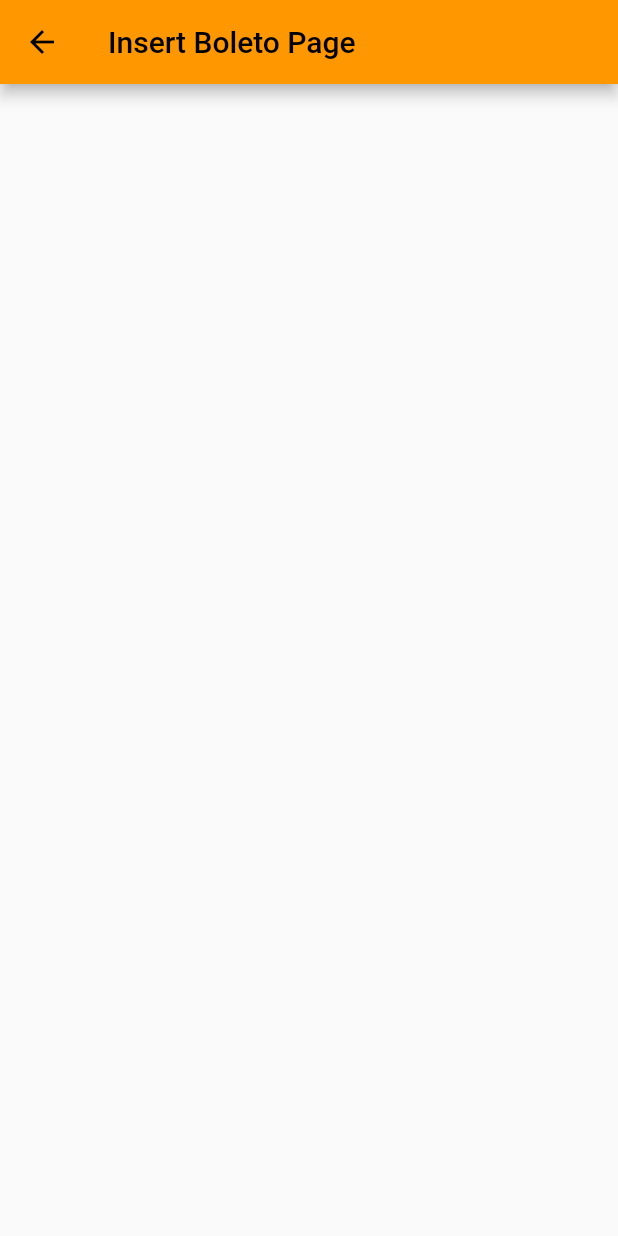
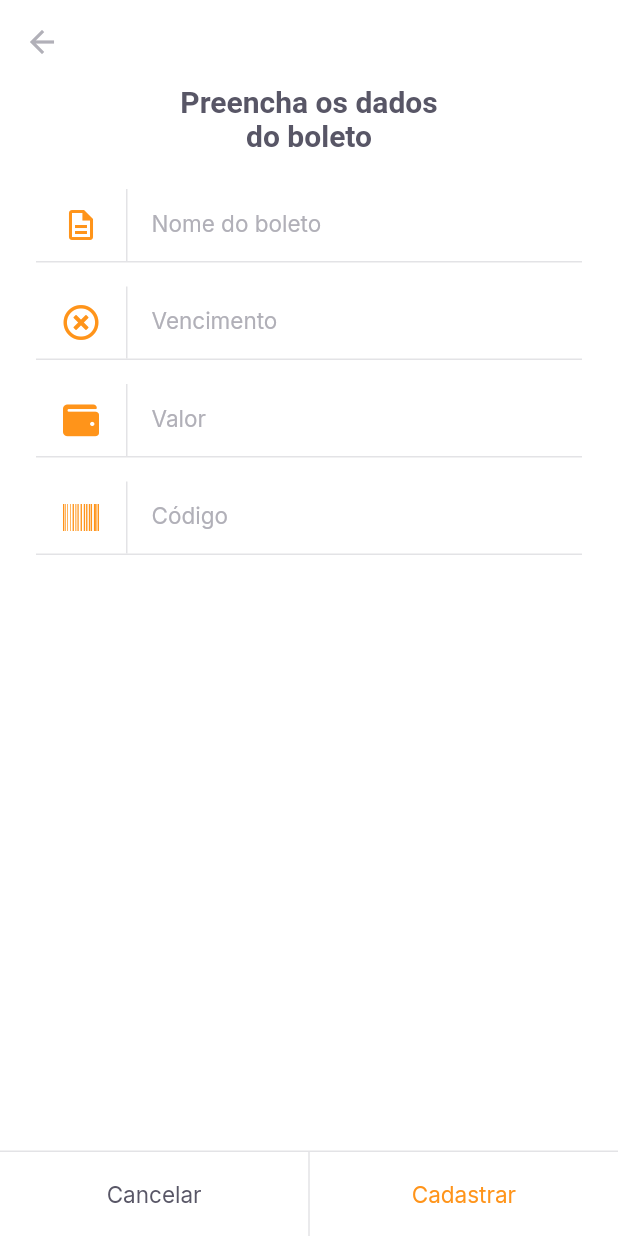
Before and after one commit to NEMJ/PayFlow, a Flutter app: the InsertBoletoPage screen opened by its route, on a phone screen of 412 x 824 dp. Run offline on Flutter 3.47's test engine with Material 2 defaults, Android fonts, the phone set to English and light mode, and no system bars; our stand-ins replace camera, firebase_core, font_awesome_flutter, google_fonts, google_sign_in, image_picker and 1 more; missing offline and left inert: google_ml_kit; accounts and stored records are empty.

Commit message:
Page Inserir Boleto criada

```diff
--- a/lib/modules/home/home_page.dart
+++ b/lib/modules/home/home_page.dart
@@ -80,7 +80,8 @@ class _HomePageState extends State<HomePage> {
                 ),
                 child: IconButton(
                   onPressed: (){
-                    Navigator.pushNamed(context, "/barcode_scanner");
+                    // Navigator.pushNamed(context, "/barcode_scanner");
+                    Navigator.pushNamed(context, "/insert_boleto");
                   },
                   icon: Icon(
                     Icons.add_box_outlined,
--- a/lib/modules/insert_boleto/insert_boleto_page.dart
+++ b/lib/modules/insert_boleto/insert_boleto_page.dart
@@ -1,4 +1,9 @@
 import 'package:flutter/material.dart';
+import 'package:font_awesome_flutter/font_awesome_flutter.dart';
+import 'package:payflow/shared/themes/app_colors.dart';
+import 'package:payflow/shared/themes/app_text_styles.dart';
+import 'package:payflow/shared/widgets/input_text/input_text_widget.dart';
+import 'package:payflow/shared/widgets/set_label_buttons/set_label_buttons.dart';
 
 class InsertBoletoPage extends StatelessWidget {
   const InsertBoletoPage({ Key? key }) : super(key: key);
@@ -6,8 +11,61 @@ class InsertBoletoPage extends StatelessWidget {
   @override
   Widget build(BuildContext context) {
     return Scaffold(
+      backgroundColor: AppColors.background,
       appBar: AppBar(
-        title: Text("Insert Boleto Page"),
+        backgroundColor: AppColors.background,
+        elevation: 0,
+        leading: BackButton(
+          color: AppColors.input,
+        ),
+      ),
+      body: Padding(
+        padding: const EdgeInsets.symmetric(horizontal: 24),
+        child: Column(
+          crossAxisAlignment: CrossAxisAlignment.center,
+          children: [
+            Padding(
+              padding: const EdgeInsets.symmetric(horizontal: 93),
+              child: Text(
+                "Preencha os dados do boleto",
+                style: TextStyles.titleBoldHeading,
+                textAlign: TextAlign.center,
+              ),
+            ),
+            SizedBox(
+              height: 24,
+            ),
+            InputTextWidget(
+              label: "Nome do boleto",
+              icon: Icons.description_outlined,
+              onChanged: (value) {},
+            ),
+            InputTextWidget(
+              label: "Vencimento",
+              icon: FontAwesomeIcons.timesCircle,
+              onChanged: (value) {},
+            ),
+            InputTextWidget(
+              label: "Valor",
+              icon: FontAwesomeIcons.wallet,
+              onChanged: (value) {},
+            ),
+            InputTextWidget(
+              label: "Código",
+              icon: FontAwesomeIcons.barcode,
+              onChanged: (value) {},
+            ),
+          ],
+        ),
+      ),
+      bottomNavigationBar: SetLabelButtons(
+        enableSecondaryColor: true,
+        primaryLabel: "Cancelar",
+        primaryOnPressed: () {
+          Navigator.pop(context);
+        },
+        secondaryLabel: "Cadastrar",
+        secondaryOnPressed: () {},
       ),
     );
   }
--- a/lib/shared/themes/app_colors.dart
+++ b/lib/shared/themes/app_colors.dart
@@ -6,6 +6,7 @@ class AppColors {
   static final delete = Color(0xFFE83F5B);
   static final heading = Color(0xFF585666);
   static final body = Color(0xFF706E7A);
+  static final input = Color(0xFFB1B0B8);
   static final stroke = Color(0xFFE3E3E6);
   static final shape = Color(0xFFFAFAFC);
   static final background = Color(0xFFFFFFFF);
--- a/lib/shared/themes/app_text_styles.dart
+++ b/lib/shared/themes/app_text_styles.dart
@@ -78,6 +78,11 @@ class TextStyles {
     fontWeight: FontWeight.w700,
     color: AppColors.background,
   );
+  static final input = GoogleFonts.inter(
+    fontSize: 15,
+    fontWeight: FontWeight.w400,
+    color: AppColors.input,
+  );
   static final captionBackground = GoogleFonts.inter(
     fontSize: 13,
     fontWeight: FontWeight.w400,
--- /dev/null
+++ b/lib/shared/widgets/input_text/input_text_widget.dart
@@ -0,0 +1,68 @@
+import 'package:flutter/material.dart';
+import 'package:payflow/shared/themes/app_colors.dart';
+import 'package:payflow/shared/themes/app_text_styles.dart';
+
+class InputTextWidget extends StatelessWidget {
+  final String label;
+  final IconData icon;
+  final String? initialValue;
+  final String? Function(String?)? validator;
+  final TextEditingController? controller;
+  final void Function(String value) onChanged;
+
+  const InputTextWidget({
+    Key? key,
+    required this.label,
+    required this.icon,
+    this.initialValue,
+    this.validator,
+    this.controller,
+    required this.onChanged,
+  }) : super(key: key);
+
+  @override
+  Widget build(BuildContext context) {
+    return Padding(
+      padding: const EdgeInsets.only(bottom: 16),
+      child: Column(
+        children: [
+          TextFormField(
+            controller: controller,
+            onChanged: onChanged,
+            initialValue: initialValue,
+            validator: validator,
+            style: TextStyles.input,
+            decoration: InputDecoration(
+              contentPadding: EdgeInsets.zero,
+              labelText: label,
+              labelStyle: TextStyles.input,
+              icon: Row(
+                mainAxisSize: MainAxisSize.min,
+                children: [
+                  Padding(
+                    padding: const EdgeInsets.symmetric(horizontal: 18),
+                    child: Icon(
+                      icon,
+                      color: AppColors.primary
+                    ),
+                  ),
+                  Container(
+                    width: 1,
+                    height: 48,
+                    color: AppColors.stroke,
+                  ),
+                ],
+              ),
+              border: InputBorder.none,
+            ),
+          ),
+          Divider(
+            height: 1,
+            thickness: 1,
+            color: AppColors.stroke,
+          ),
+        ],
+      ),
+    );
+  }
+}
--- a/lib/shared/widgets/set_label_buttons/set_label_buttons.dart
+++ b/lib/shared/widgets/set_label_buttons/set_label_buttons.dart
@@ -10,6 +10,7 @@ class SetLabelButtons extends StatelessWidget {
   final String secondaryLabel;
   final VoidCallback secondaryOnPressed;
   final bool enablePrimaryColor;
+  final bool enableSecondaryColor;
 
   const SetLabelButtons({
     Key? key,
@@ -18,12 +19,23 @@ class SetLabelButtons extends StatelessWidget {
     required this.secondaryLabel,
     required this.secondaryOnPressed,
     this.enablePrimaryColor = false,
+    this.enableSecondaryColor = false,
     }) : super(key: key);
 
   @override
   Widget build(BuildContext context) {
     return Container(
-      color: AppColors.shape,
+      color: AppColors.background,
+      height: 57,
+      child: Column(
+        mainAxisSize: MainAxisSize.min,
+        children: [
+          Divider(
+            thickness: 1,
+            height: 1,
+            color: AppColors.stroke,
+          ),
+          Container(
             height: 56,
             child: Row(
               children: [
@@ -39,6 +51,10 @@ class SetLabelButtons extends StatelessWidget {
                   child: LabelButton(
                     label: secondaryLabel,
                     onPressed: secondaryOnPressed,
+                    style: enableSecondaryColor ? TextStyles.buttonPrimary : null,
+                  ),
+                ),
+              ],
             ),
           ),
         ],
--- a/pubspec.yaml
+++ b/pubspec.yaml
@@ -42,6 +42,7 @@ dependencies:
   google_ml_kit: ^0.7.2
   camera: ^0.9.4+3
   image_picker: ^0.8.4+4
+  font_awesome_flutter: ^9.2.0
 
 dev_dependencies:
   flutter_test:
```
Also changed, not shown: lib/modules/barcode_scanner/barcode_scanner_controller.dart (+24 -29 lines), lib/modules/barcode_scanner/barcode_scanner_page.dart (+8 -4 lines), lib/modules/barcode_scanner/barcode_scanner_status.dart (+12 -7 lines), pubspec.lock. Lines whose indentation alone changed are shown as unchanged.
